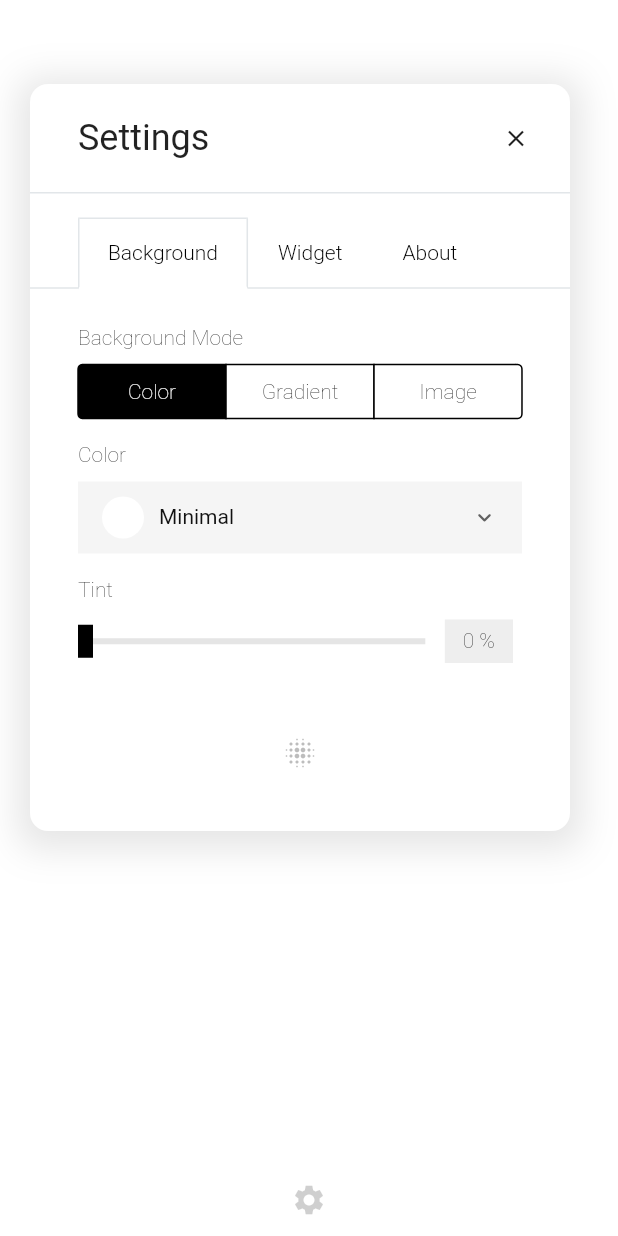
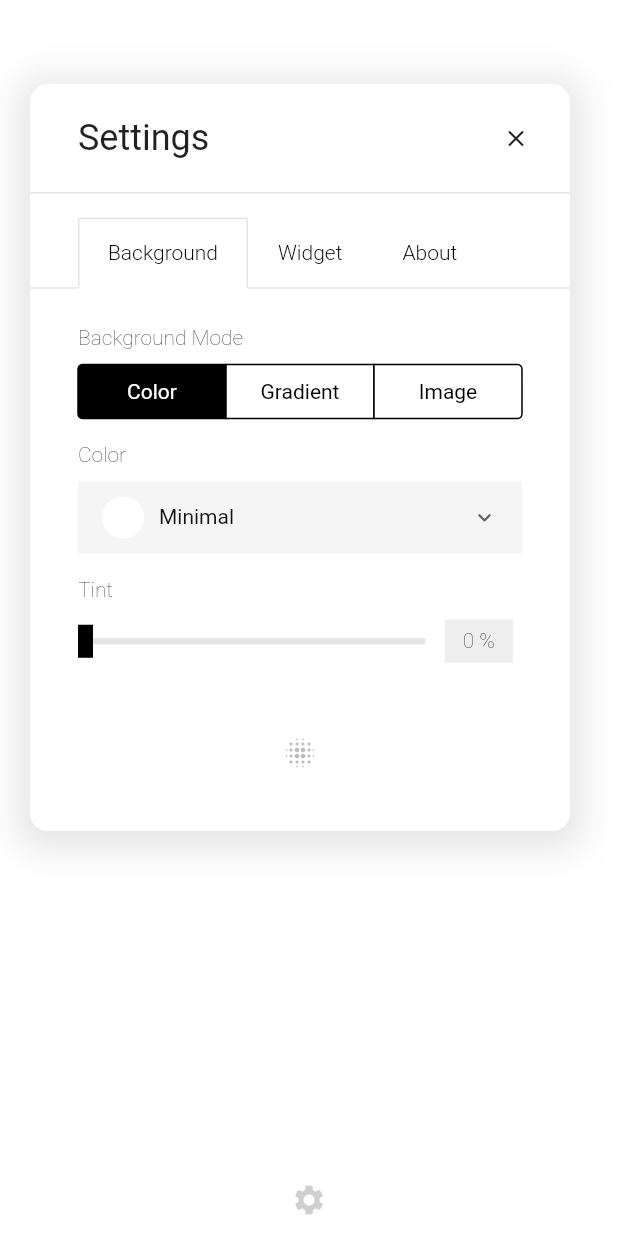
Before and after one commit to BirjuVachhani/pluto, a Flutter app: the screen it shows after launch, after a tap on the "settings" icon, on a phone screen of 412 x 824 dp. Run offline on Flutter 3.47's test engine with Material 2 defaults, Android fonts, the phone set to English and light mode, and no system bars; our stand-ins replace equatable, get_it, shared_preferences.

Commit message:
Fix font rendering for slider value indicator

```diff
--- a/lib/settings/background_settings_view.dart
+++ b/lib/settings/background_settings_view.dart
@@ -42,7 +42,10 @@ class BackgroundSettingsView extends StatelessWidget {
                 for (final mode in BackgroundMode.values)
                   mode: Padding(
                     padding: const EdgeInsets.symmetric(vertical: 10),
-                    child: Text(mode.label),
+                    child: Text(
+                      mode.label,
+                      style: const TextStyle(fontWeight: FontWeight.w400),
+                    ),
                   ),
               },
             ),
--- a/lib/ui/custom_slider.dart
+++ b/lib/ui/custom_slider.dart
@@ -1,5 +1,3 @@
-import 'dart:ui';
-
 import 'package:flutter/material.dart';
 
 class CustomSlider extends StatelessWidget {
@@ -60,12 +58,7 @@ class CustomSlider extends StatelessWidget {
                   child: Text(
                     valueLabel!,
                     textAlign: TextAlign.center,
-                    style: const TextStyle(
-                      height: 1.2,
-                      fontFeatures: [
-                        FontFeature.tabularFigures(),
-                      ],
-                    ),
+                    style: const TextStyle(height: 1.2),
                   ),
                 ),
               ),
```
